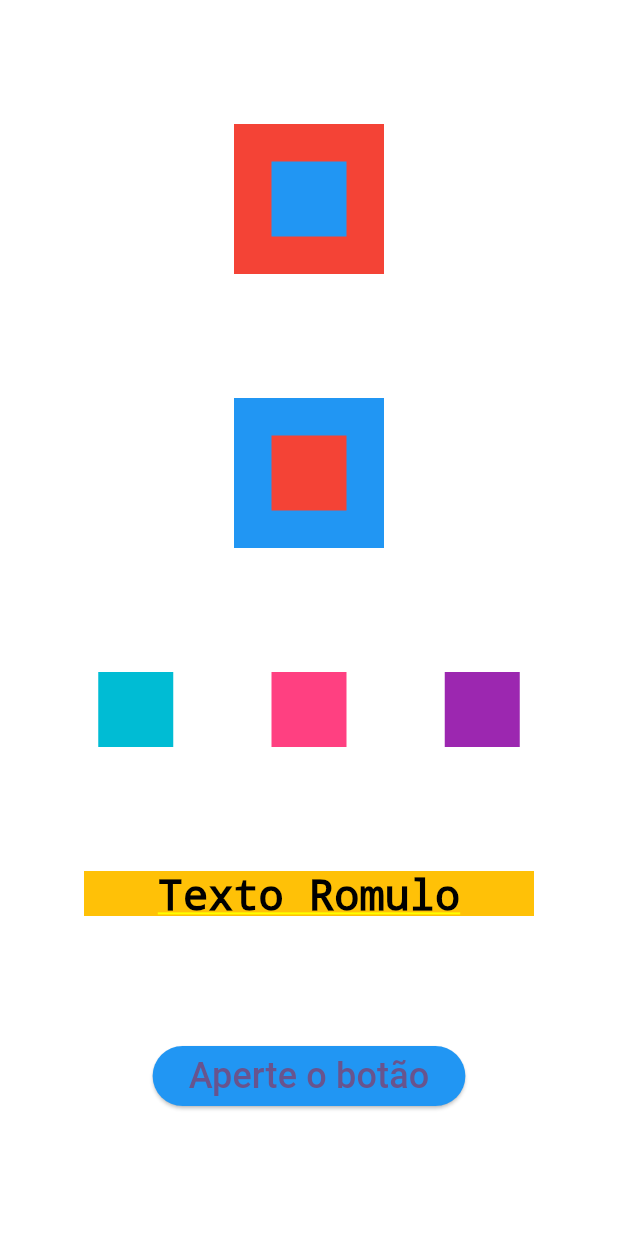
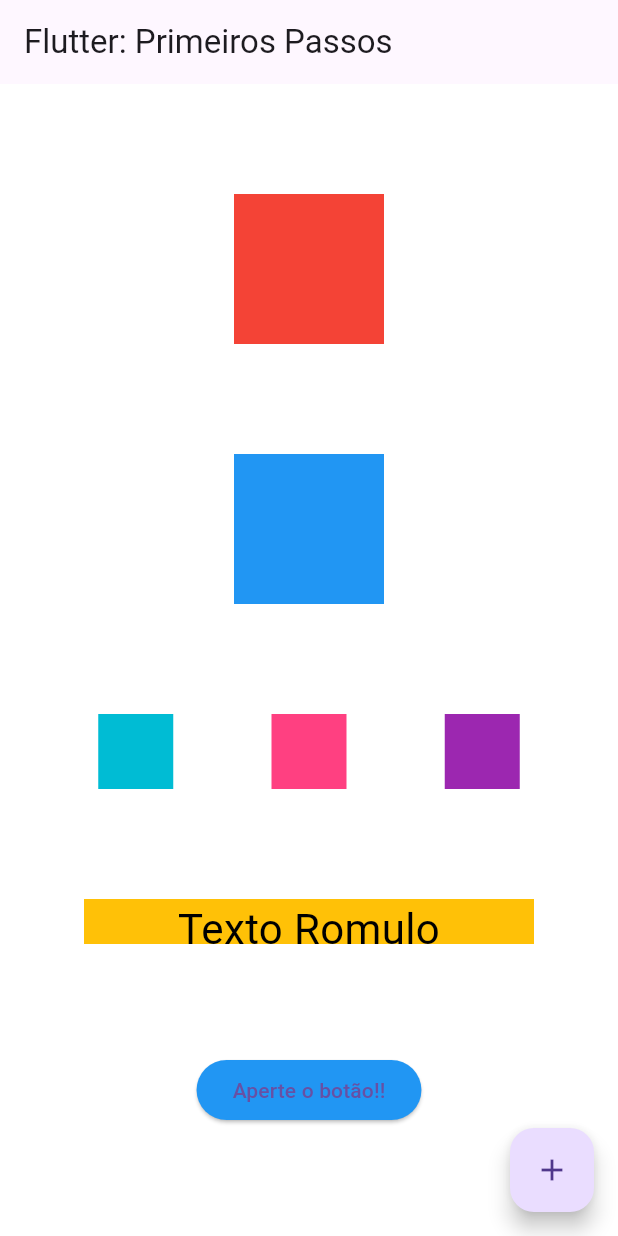
Before and after one commit to raneves/primeiro_projeto, a Flutter app: the screen it shows after launch, on a phone screen of 412 x 824 dp. Run offline on Flutter 3.47's test engine with Material 3 defaults, Android fonts, the phone set to English and light mode, and no system bars.

Commit message:
ajuste projeto inicial

```diff
--- a/lib/main.dart
+++ b/lib/main.dart
@@ -5,65 +5,83 @@ void main() {
 }
 
 class MyApp extends StatelessWidget {
-  const MyApp({super.key});
+  const MyApp({Key? key}) : super(key: key);
 
+  // This widget is the root of your application.
   @override
   Widget build(BuildContext context) {
     return MaterialApp(
       title: 'Flutter Demo',
       theme: ThemeData(
-        colorScheme: ColorScheme.fromSeed(seedColor: Colors.deepPurple),
+        primarySwatch: Colors.blue,
       ),
-      home: Container(
+      home: Scaffold(
+        appBar: AppBar(
+          title: const Text('Flutter: Primeiros Passos'),
+        ),
+        body: Container(
           color: Colors.white,
           child: Column(
             mainAxisAlignment: MainAxisAlignment.spaceEvenly,
             crossAxisAlignment: CrossAxisAlignment.center,
             children: [
-            Stack(
-              alignment: AlignmentDirectional.center,
-              children: [
-                Container(color: Colors.red, width: 100, height: 100),
-                Container(color: Colors.blue, width: 50, height: 50),
-              ],
+              Container(
+                color: Colors.red,
+                height: 100,
+                width: 100,
               ),
-            Stack(
-              alignment: AlignmentDirectional.center,
-              children: [
-                Container(color: Colors.blue, width: 100, height: 100),
-                Container(color: Colors.red, width: 50, height: 50),
-              ],
+              Container(
+                color: Colors.blue,
+                height: 100,
+                width: 100,
               ),
               Row(
                 mainAxisAlignment: MainAxisAlignment.spaceEvenly,
                 crossAxisAlignment: CrossAxisAlignment.center,
                 children: [
-                Container(color: Colors.cyan, width: 50, height: 50),
-                Container(color: Colors.pinkAccent, width: 50, height: 50),
-                Container(color: Colors.purple, width: 50, height: 50),
+                  Container(
+                    color: Colors.cyan,
+                    height: 50,
+                    width: 50,
+                  ),
+                  Container(
+                    color: Colors.pinkAccent,
+                    height: 50,
+                    width: 50,
+                  ),
+                  Container(
+                    color: Colors.purple,
+                    height: 50,
+                    width: 50,
+                  ),
                 ],
               ),
               Container(
                 color: Colors.amber,
+                height: 30,
                 width: 300,
-              height: 30,
-              child: Text(
-                'Texto Romulo',
-                style: TextStyle(color: Colors.black, fontSize: 28),
+                child: const Text(
+                  'Texto Romulo', // palavra aleatoria
+                  style: TextStyle(
+                    color: Colors.black,
+                    fontSize: 28,
+                  ),
                   textAlign: TextAlign.center,
                 ),
               ),
               ElevatedButton(
-              style: ElevatedButton.styleFrom(
-                backgroundColor: Colors.blue, // Cor de fundo
-              ),
                 onPressed: () {
-                print('Vc clicou no botão kkkk');
+                  print('Você apertou o Botão!');
                 },
-              child: Text('Aperte o botão', style: TextStyle(fontSize: 24),),
-            ),
+                child: const Text('Aperte o botão!!'),
+                style: ElevatedButton.styleFrom(backgroundColor: Colors.blue),
+              )
             ],
           ),
+        ),
+        floatingActionButton: FloatingActionButton(onPressed: () {
+          print('Você apertou o FAB!');
+        },child: const Icon(Icons.add),),
       ),
     );
   }
```
Lines whose indentation alone changed are shown as unchanged.
